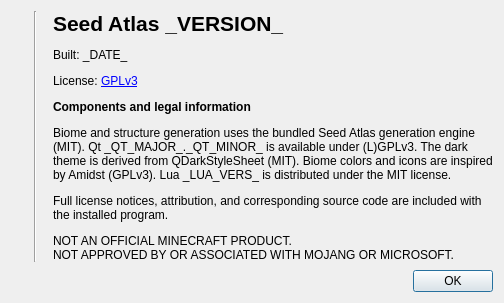
DUzzL/Seed-Atlas, file src/aboutdialog.ui: the form before one commit.
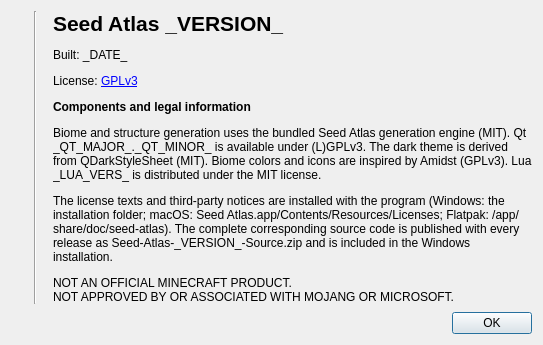
The form after the commit. Icons and pictures are not drawn.

```diff
--- a/src/aboutdialog.ui
+++ b/src/aboutdialog.ui
@@ -19,7 +19,7 @@
    <item row="0" column="2" rowspan="2">
     <widget class="QLabel" name="label">
      <property name="text">
-      <string>&lt;html&gt;&lt;head/&gt;&lt;body&gt;&lt;p&gt;&lt;span style=&quot;font-size:16pt;font-weight:600;&quot;&gt;Seed Atlas _VERSION_&lt;/span&gt;&lt;/p&gt;&lt;p&gt;Built: _DATE_&lt;/p&gt;&lt;p&gt;License: &lt;a href=&quot;https://www.gnu.org/licenses/gpl-3.0.html&quot;&gt;GPLv3&lt;/a&gt;&lt;/p&gt;&lt;p&gt;&lt;b&gt;Components and legal information&lt;/b&gt;&lt;/p&gt;&lt;p&gt;Biome and structure generation uses the bundled Seed Atlas generation engine (MIT). Qt _QT_MAJOR_._QT_MINOR_ is available under (L)GPLv3. The dark theme is derived from QDarkStyleSheet (MIT). Biome colors and icons are inspired by Amidst (GPLv3). Lua _LUA_VERS_ is distributed under the MIT license.&lt;/p&gt;&lt;p&gt;Full license notices, attribution, and corresponding source code are included with the installed program.&lt;/p&gt;&lt;p&gt;NOT AN OFFICIAL MINECRAFT PRODUCT.&lt;br/&gt;NOT APPROVED BY OR ASSOCIATED WITH MOJANG OR MICROSOFT.&lt;/p&gt;&lt;/body&gt;&lt;/html&gt;</string>
+      <string>&lt;html&gt;&lt;head/&gt;&lt;body&gt;&lt;p&gt;&lt;span style=&quot;font-size:16pt;font-weight:600;&quot;&gt;Seed Atlas _VERSION_&lt;/span&gt;&lt;/p&gt;&lt;p&gt;Built: _DATE_&lt;/p&gt;&lt;p&gt;License: &lt;a href=&quot;https://www.gnu.org/licenses/gpl-3.0.html&quot;&gt;GPLv3&lt;/a&gt;&lt;/p&gt;&lt;p&gt;&lt;b&gt;Components and legal information&lt;/b&gt;&lt;/p&gt;&lt;p&gt;Biome and structure generation uses the bundled Seed Atlas generation engine (MIT). Qt _QT_MAJOR_._QT_MINOR_ is available under (L)GPLv3. The dark theme is derived from QDarkStyleSheet (MIT). Biome colors and icons are inspired by Amidst (GPLv3). Lua _LUA_VERS_ is distributed under the MIT license.&lt;/p&gt;&lt;p&gt;The license texts and third-party notices are installed with the program (Windows: the installation folder; macOS: Seed Atlas.app/Contents/Resources/Licenses; Flatpak: /app/share/doc/seed-atlas). The complete corresponding source code is published with every release as Seed-Atlas-_VERSION_-Source.zip and is included in the Windows installation.&lt;/p&gt;&lt;p&gt;NOT AN OFFICIAL MINECRAFT PRODUCT.&lt;br/&gt;NOT APPROVED BY OR ASSOCIATED WITH MOJANG OR MICROSOFT.&lt;/p&gt;&lt;/body&gt;&lt;/html&gt;</string>
      </property>
      <property name="wordWrap">
       <bool>true</bool>
```
